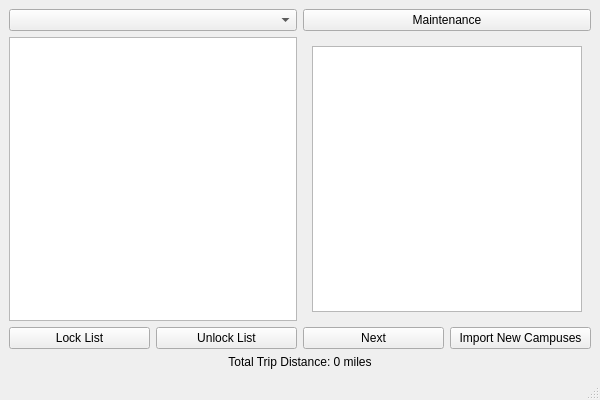
Qt form mainwindow.ui (GarronGrim/College-Touring) before a commit.
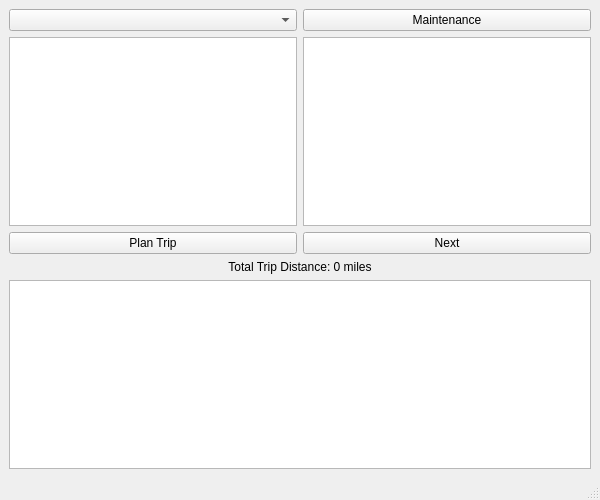
The same form after that commit.

Patch:
```diff
--- a/mainwindow.ui
+++ b/mainwindow.ui
@@ -7,7 +7,7 @@
     <x>0</x>
     <y>0</y>
     <width>600</width>
-    <height>400</height>
+    <height>500</height>
    </rect>
   </property>
   <property name="windowTitle">
@@ -50,16 +50,10 @@
       </item>
       <!-- New ListWidget for displaying souvenirs -->
       <item>
-       <widget class="QWidget" name="souvenirWidgetBox">
-        <layout class="QVBoxLayout" name="souvenirWidgetLayout">
-         <item>
-          <widget class="QListWidget" name="listWidgetSouvenirs">
-           <property name="toolTip">
-            <string>Souvenirs List</string>
-           </property>
-          </widget>
-         </item>
-        </layout>
+       <widget class="QListWidget" name="listWidgetSouvenirs">
+        <property name="toolTip">
+         <string>Available Souvenirs</string>
+        </property>
        </widget>
       </item>
      </layout>
@@ -71,35 +65,17 @@
       <item>
        <widget class="QPushButton" name="lockButton">
         <property name="text">
-         <string>Lock List</string>
+         <string>Plan Trip</string>
         </property>
        </widget>
       </item>
-      <item>
-       <widget class="QPushButton" name="unlockButton">
-        <property name="text">
-         <string>Unlock List</string>
-        </property>
-       </widget>
-      </item>
-      <!-- Next and Import Buttons -->
       <item>
        <widget class="QPushButton" name="nextButton">
         <property name="text">
          <string>Next</string>
         </property>
         <property name="toolTip">
-         <string>Cycle through highlighted colleges</string>
-        </property>
-       </widget>
-      </item>
-      <item>
-       <widget class="QPushButton" name="importButton">
-        <property name="text">
-         <string>Import New Campuses</string>
-        </property>
-        <property name="toolTip">
-         <string>Import new campus distances from CSV</string>
+         <string>Cycle through colleges</string>
         </property>
        </widget>
       </item>
@@ -116,6 +92,14 @@
       </property>
      </widget>
     </item>
+    <!-- Purchased Souvenirs List -->
+    <item>
+     <widget class="QListWidget" name="listWidgetPurchasedSouvenirs">
+      <property name="toolTip">
+       <string>Purchased Souvenirs</string>
+      </property>
+     </widget>
+    </item>
    </layout>
   </widget>
   <widget class="QStatusBar" name="statusbar"/>
```
Left out of the diff: 17 changed lines with no effect on the pictures.
